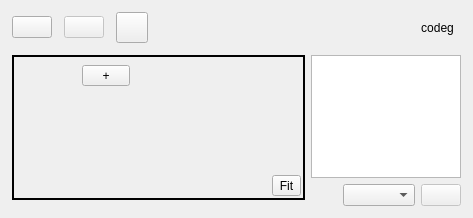
NikolayRag/codeg, file src/Ui/AppWindow.ui: the form before one commit.
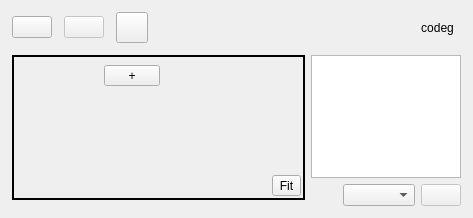
The form after the commit. Icons and pictures are not drawn.

The edit to the form file:
```diff
--- a/src/Ui/AppWindow.ui
+++ b/src/Ui/AppWindow.ui
@@ -232,7 +232,7 @@
                  <widget class="QWidget" name="widgetToolbar" native="true">
                   <property name="maximumSize">
                    <size>
-                    <width>120</width>
+                    <width>150</width>
                     <height>16777215</height>
                    </size>
                   </property>
@@ -339,7 +339,7 @@
                      <item>
                       <widget class="QToolButton" name="btnMarkAdd">
                        <property name="sizePolicy">
-                        <sizepolicy hsizetype="Expanding" vsizetype="Fixed">
+                        <sizepolicy hsizetype="Minimum" vsizetype="Fixed">
                          <horstretch>0</horstretch>
                          <verstretch>0</verstretch>
                         </sizepolicy>
@@ -351,6 +351,18 @@
                      </item>
                      <item>
                       <widget class="QScrollArea" name="scrollMarks">
+                       <property name="sizePolicy">
+                        <sizepolicy hsizetype="Minimum" vsizetype="Expanding">
+                         <horstretch>0</horstretch>
+                         <verstretch>0</verstretch>
+                        </sizepolicy>
+                       </property>
+                       <property name="minimumSize">
+                        <size>
+                         <width>56</width>
+                         <height>0</height>
+                        </size>
+                       </property>
                        <property name="frameShape">
                         <enum>QFrame::NoFrame</enum>
                        </property>
@@ -360,13 +372,18 @@
                        <property name="horizontalScrollBarPolicy">
                         <enum>Qt::ScrollBarAlwaysOff</enum>
                        </property>
-                       <property name="sizeAdjustPolicy">
-                        <enum>QAbstractScrollArea::AdjustToContents</enum>
-                       </property>
                        <property name="widgetResizable">
                         <bool>true</bool>
                        </property>
                        <widget class="QWidget" name="scrollMarksWidget">
+                        <property name="geometry">
+                         <rect>
+                          <x>0</x>
+                          <y>0</y>
+                          <width>56</width>
+                          <height>106</height>
+                         </rect>
+                        </property>
                         <property name="autoFillBackground">
                          <bool>true</bool>
                         </property>
```
